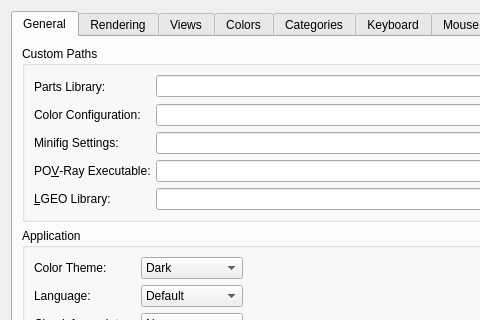
Old version of the form qt/lc_qpreferencesdialog.ui in the repository nathaneltitane/studworx; both pictures show x 0 to 480 and y 0 to 320 of the 726 by 640 pixel window.
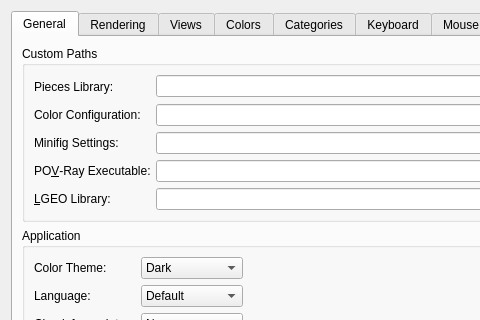
New version of the form. Icons and pictures are not drawn.

Commit message: Standardize piece terminology and English UI strings

The edit to the form file:
```diff
--- a/qt/lc_qpreferencesdialog.ui
+++ b/qt/lc_qpreferencesdialog.ui
@@ -157,7 +157,7 @@
           <item row="0" column="0">
            <widget class="QLabel" name="label_5">
             <property name="text">
-             <string>Parts Library:</string>
+             <string>Pieces Library:</string>
             </property>
             <property name="buddy">
              <cstring>partsLibrary</cstring>
```
Left out of the diff: 6 changed lines with no effect on the pictures. The commit also changes 27 other files.
